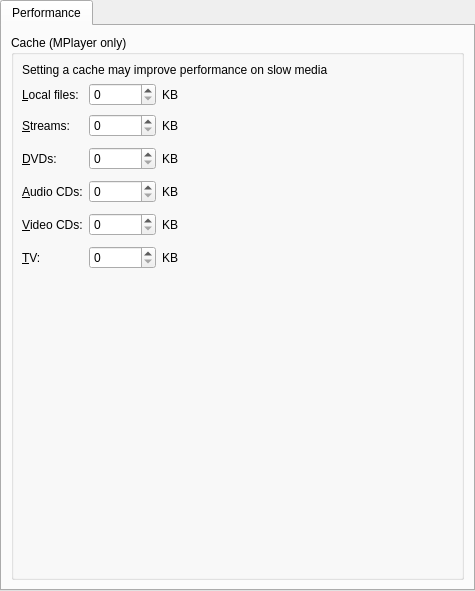
First picture: the form in src/gui/pref/performance.ui, repository wilbert2000/wzplayer, before the edit.
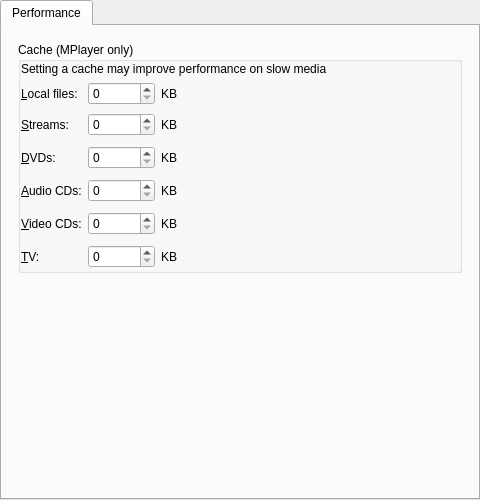
Second picture: the form after the edit.

The edit to the form file:
```diff
--- a/src/gui/pref/performance.ui
+++ b/src/gui/pref/performance.ui
@@ -6,8 +6,8 @@
    <rect>
     <x>0</x>
     <y>0</y>
-    <width>475</width>
-    <height>591</height>
+    <width>480</width>
+    <height>500</height>
    </rect>
   </property>
   <layout class="QVBoxLayout">
@@ -24,15 +24,30 @@
        <string>Performance</string>
       </attribute>
       <layout class="QVBoxLayout">
+       <property name="margin">
+        <number>16</number>
+       </property>
        <item>
         <widget class="QGroupBox" name="cache_group">
          <property name="title">
           <string>Cache (MPlayer only)</string>
          </property>
+         <property name="flat">
+          <bool>true</bool>
+         </property>
          <layout class="QGridLayout">
-          <property name="margin">
+          <property name="leftMargin">
+           <number>0</number>
+          </property>
+          <property name="topMargin">
+           <number>0</number>
+          </property>
+          <property name="rightMargin">
            <number>8</number>
           </property>
+          <property name="bottomMargin">
+           <number>0</number>
+          </property>
           <item row="0" column="0" colspan="4">
            <widget class="QLabel" name="cache_label">
             <property name="text">
@@ -84,19 +99,6 @@
             </property>
            </widget>
           </item>
-          <item row="10" column="2">
-           <spacer name="verticalSpacer">
-            <property name="orientation">
-             <enum>Qt::Vertical</enum>
-            </property>
-            <property name="sizeHint" stdset="0">
-             <size>
-              <width>20</width>
-              <height>40</height>
-             </size>
-            </property>
-           </spacer>
-          </item>
           <item row="7" column="1">
            <widget class="QSpinBox" name="cache_cds_spin">
             <property name="maximum">
@@ -281,6 +283,19 @@
          </layout>
         </widget>
        </item>
+       <item>
+        <spacer name="verticalSpacer">
+         <property name="orientation">
+          <enum>Qt::Vertical</enum>
+         </property>
+         <property name="sizeHint" stdset="0">
+          <size>
+           <width>20</width>
+           <height>40</height>
+          </size>
+         </property>
+        </spacer>
+       </item>
       </layout>
      </widget>
     </widget>
```
